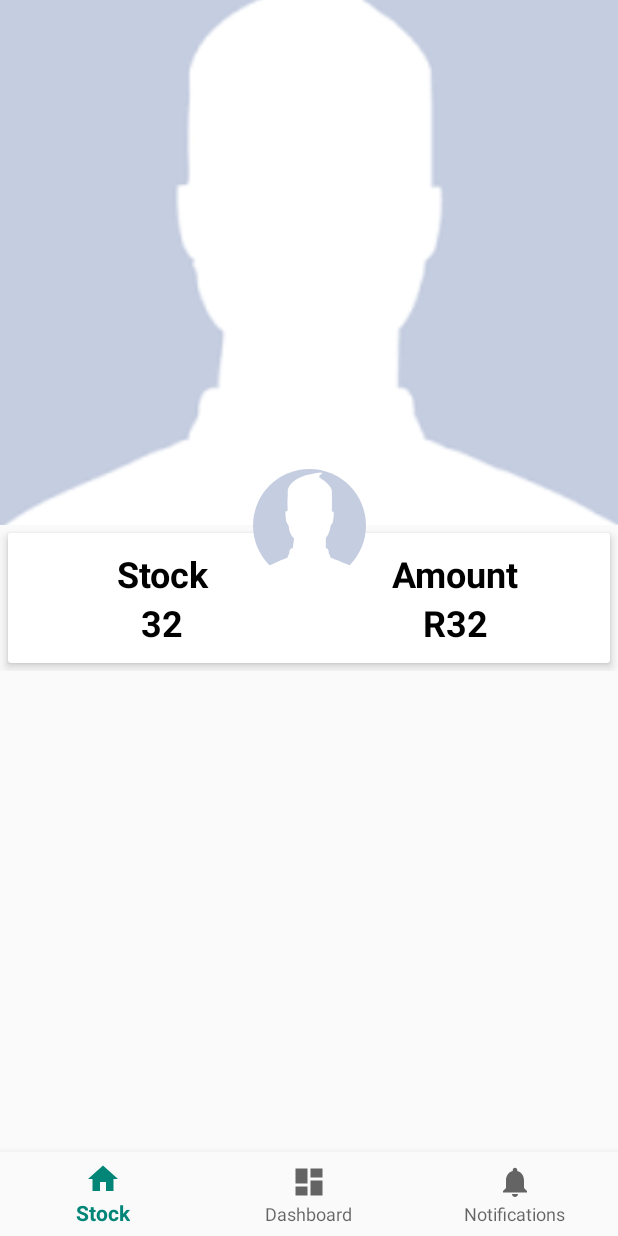
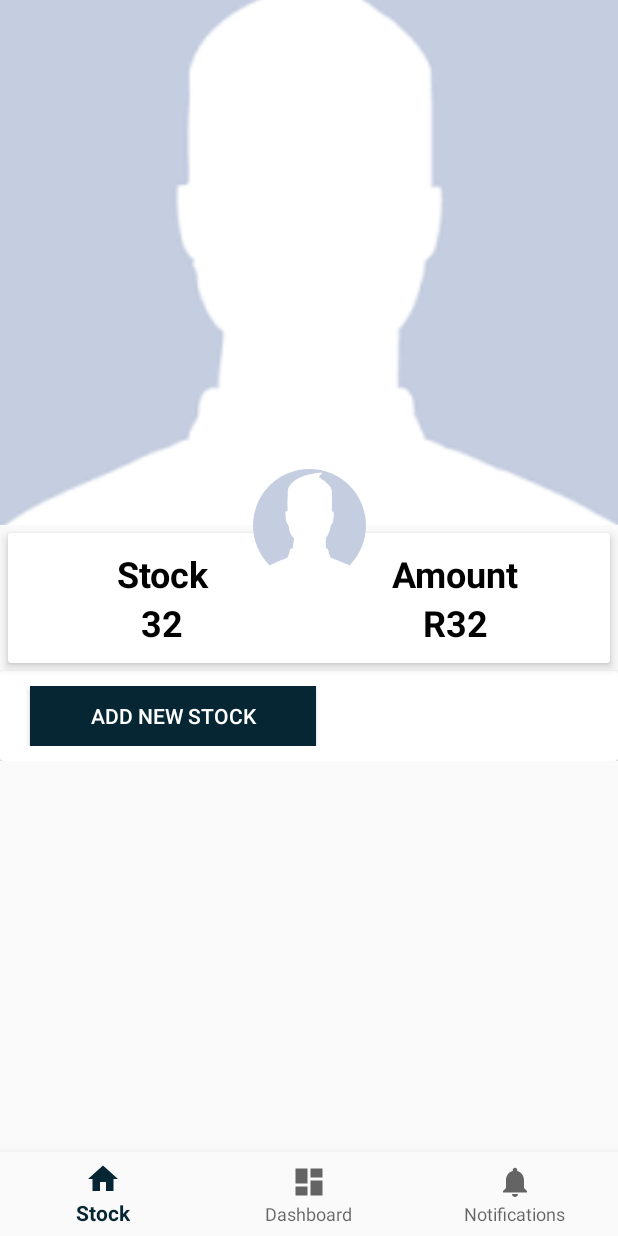
Before and after one commit to ThenerStudios/Mlambolivestock, an Android app: the fragment DashboardFragment placed in its activity, on a phone screen of 412 x 824 dp. Run offline under Robolectric (Android 15) with nearby library versions, the phone set to English and light mode, and no system bars; our stand-ins replace CircleImageView.

Commit message:
Final touches

```diff
--- a/app/src/main/java/com/mlambo/mlamboenterprise/Adapters/SliderAdapter.java
+++ b/app/src/main/java/com/mlambo/mlamboenterprise/Adapters/SliderAdapter.java
@@ -24,15 +24,15 @@ public class SliderAdapter extends PagerAdapter
 
     public int[] slider_images = {
 
+            R.drawable.group_11,
             R.drawable.group_10,
-            R.drawable.group_11,
             R.drawable.group_12
     };
 
     public String[] slider_headings = {
-            "SEARCH",
-            "BUY",
-            "DELIVERED"
+            "WE SUPPLY",
+            "YOU BUY",
+            "WE DELIVERED"
     };
 
     public String[] slider_details = {
--- a/app/src/main/res/layout/fragment_dashboard.xml
+++ b/app/src/main/res/layout/fragment_dashboard.xml
@@ -147,6 +147,33 @@
             </LinearLayout>
 
         </android.support.v7.widget.CardView>
+
+            <android.support.v7.widget.CardView
+                android:layout_width="match_parent"
+                android:layout_height="wrap_content"
+                android:layout_below="@+id/card1">
+
+                <LinearLayout
+                    android:layout_width="match_parent"
+                    android:layout_height="wrap_content"
+                    android:layout_margin="10dp"
+                    android:weightSum="2">
+
+                    <Button
+                        android:id="@+id/select_color"
+                        android:layout_width="0dp"
+                        android:layout_height="40dp"
+                        android:layout_weight="1"
+                        android:layout_marginStart="10dp"
+                        android:text="@string/add_new_stock"
+                        android:background="@color/colorPrimary"
+                        android:textColor="@color/white"
+                        android:layout_marginLeft="10dp"
+                        tools:ignore="RtlHardcoded" />
+
+                </LinearLayout>
+
+            </android.support.v7.widget.CardView>
         </RelativeLayout>
         </ScrollView>
     </android.support.v4.widget.NestedScrollView>
--- a/app/src/main/res/values/colors.xml
+++ b/app/src/main/res/values/colors.xml
@@ -1,8 +1,13 @@
 <?xml version="1.0" encoding="utf-8"?>
 <resources>
-    <color name="colorPrimary">#008577</color>
-    <color name="colorPrimaryDark">#00574B</color>
-    <color name="colorAccent">#D81B60</color>
+
+    <color name="colorPrimary">#062633</color>
+    <color name="colorPrimaryDark">#041820</color>
+    <color name="colorAccent">#2d3c4b</color>
+
+    <!--<color name="colorPrimary">#008577</color>-->
+    <!--<color name="colorPrimaryDark">#00574B</color>-->
+    <!--<color name="colorAccent">#D81B60</color>-->
 
     <!--Added Colours-->
     <color name="text">#000000</color>
--- a/app/src/main/res/values/strings.xml
+++ b/app/src/main/res/values/strings.xml
@@ -13,4 +13,5 @@
     <string name="todo">TODO</string>
     <string name="stock">Stock</string>
     <string name="amount">Amount</string>
+    <string name="add_new_stock">Add New stock</string>
 </resources>
```
